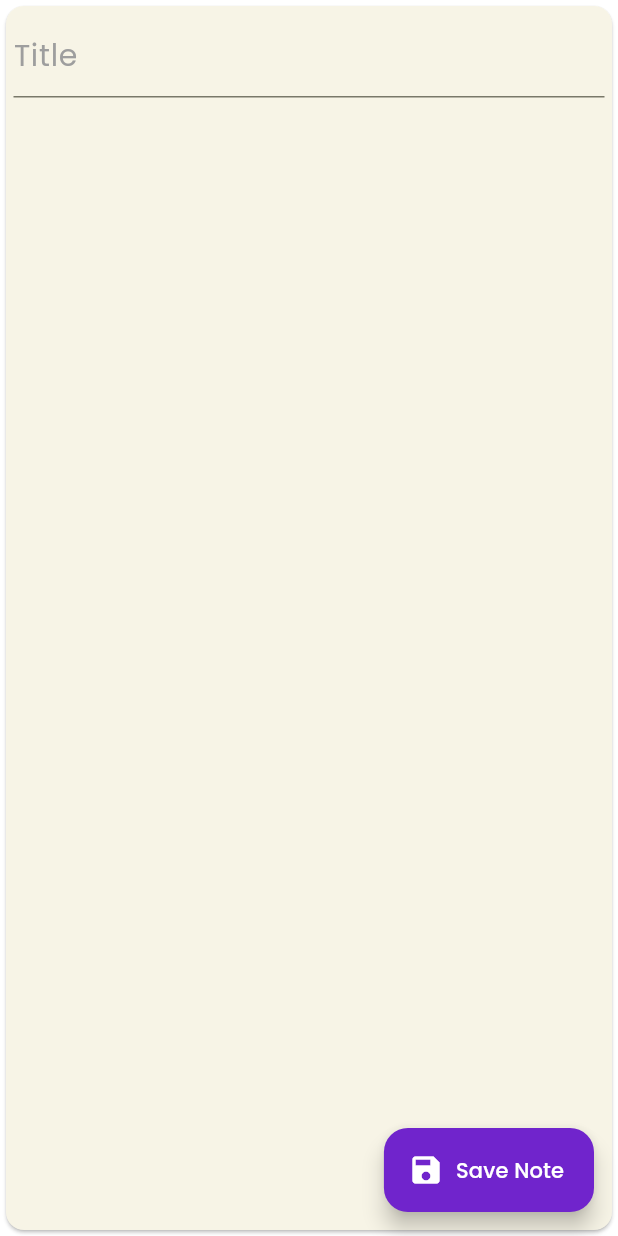
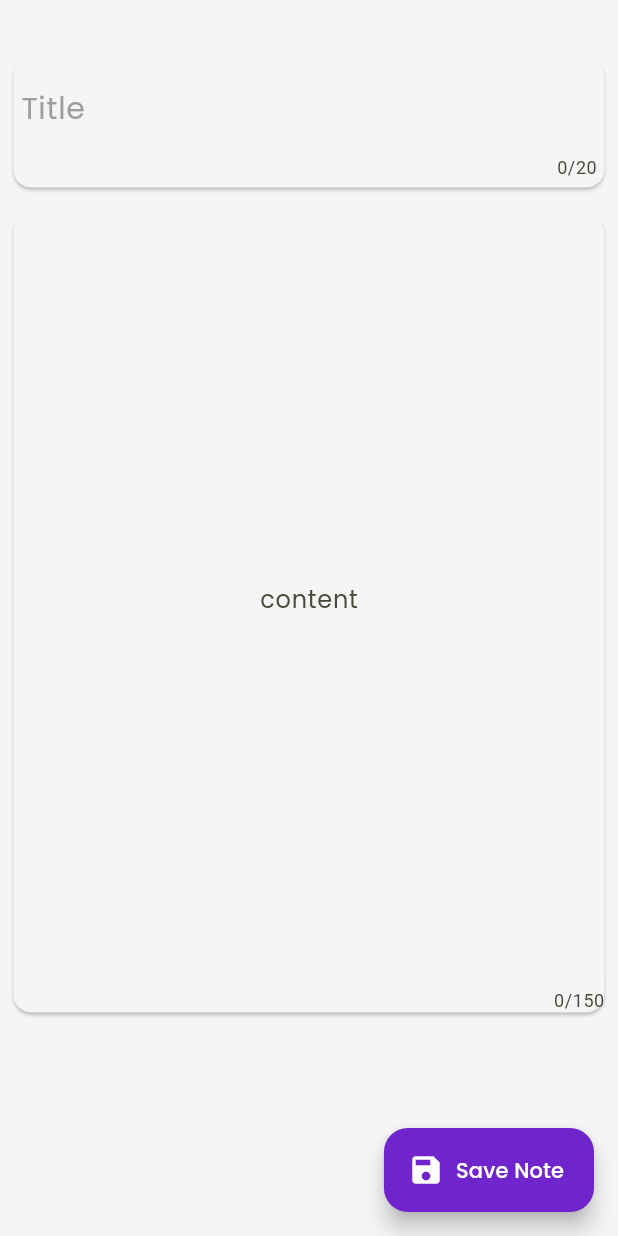
Before and after one commit to muhammadfazilkp/NoteApp, a Flutter app: the AddNoteScreen screen opened directly, on a phone screen of 412 x 824 dp. Run offline on Flutter 3.47's test engine with Material 2 defaults, Android fonts, the phone set to English and light mode, and no system bars; our stand-ins replace google_fonts, hive, hive_flutter; accounts and stored records are empty.

Commit message:
title forme and content form are validated

```diff
--- a/lib/controller/adding_notes/crud.dart
+++ b/lib/controller/adding_notes/crud.dart
@@ -20,6 +20,7 @@ class CrudOpretion extends ChangeNotifier {
   Future<void> deleteNote(int index) async {
     final box = await openBox();
     await box.deleteAt(index);
+    notifyListeners();
   }
   Future<List<Note>>getNotes()async{
     final box=await openBox();
--- a/lib/view/presentation/screens/add_note_page/add_note.dart
+++ b/lib/view/presentation/screens/add_note_page/add_note.dart
@@ -13,16 +13,32 @@ class AddNoteScreen extends StatelessWidget {
     return Form(
       key: formKey,
       child: Scaffold(
-        body: SafeArea(
-          child: Card(
-            child: Consumer<CrudOpretion>(
-              builder: (context, value, child) => Column(
+        backgroundColor: Colors.grey[100],
+        body: Consumer<CrudOpretion>(
+          builder: (context, value, child) => ListView(
             children: [
+              const SizedBox(
+                height: 30,
+              ),
               Padding(
                 padding: const EdgeInsets.all(5.0),
+                child: Card(
+                  color: Colors.grey[100],
+                  child: Padding(
+                    padding: const EdgeInsets.all(5.0),
                     child: TextFormField(
+                      maxLength: 20,
+
+                      validator: (value) {
+                        if (value == null || value.isEmpty) {
+                          return 'please enter the title';
+                        } else {
+                          return null;
+                        }
+                      },
                       controller: value.titleController,
                       decoration: InputDecoration(
+                        border: InputBorder.none,
                         hintMaxLines: 1,
                         label: Text(
                           'Title',
@@ -33,18 +49,36 @@ class AddNoteScreen extends StatelessWidget {
                       // maxLength: 25,
                     ),
                   ),
-                  Expanded(
+                ),
+              ),
+              Padding(
+                padding: const EdgeInsets.all(5.0),
+                child: Card(
+                  color: Colors.grey[100],
                   child: TextFormField(
+                    maxLength: 150,
                     controller: value.contentController,
-                      decoration:
-                          const InputDecoration(border: InputBorder.none),
+                    validator: (value) {
+                      if (value == null || value.isEmpty) {
+                        return 'please write something';
+                      } else {
+                        return null;
+                      }
+                    },
+                    decoration: InputDecoration(
+                        border: InputBorder.none,
+                        label: Align(
+                            alignment: Alignment.topCenter,
+                            child: Text(
+                              'content',
+                              style: GoogleFonts.poppins(),
+                            ))),
                     maxLines: 20,
                     // maxLength: 150,
                   ),
                 ),
+              ),
             ],
-              ),
-            ),
           ),
         ),
         floatingActionButton: Consumer<CrudOpretion>(
```
Also changed, not shown: lib/view/presentation/screens/homescreen/homescreen.dart (+9 -8 lines). Lines whose indentation alone changed are shown as unchanged.
